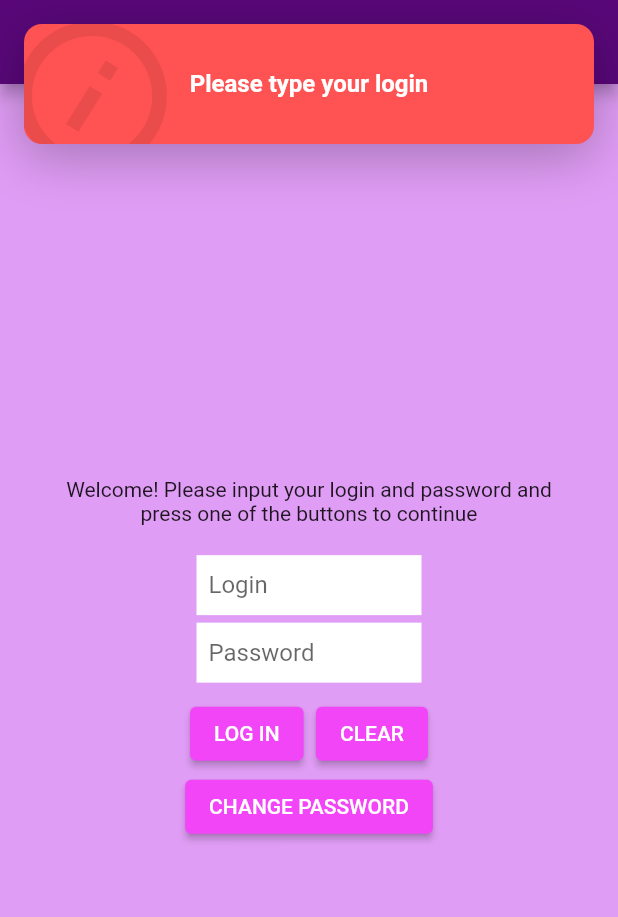
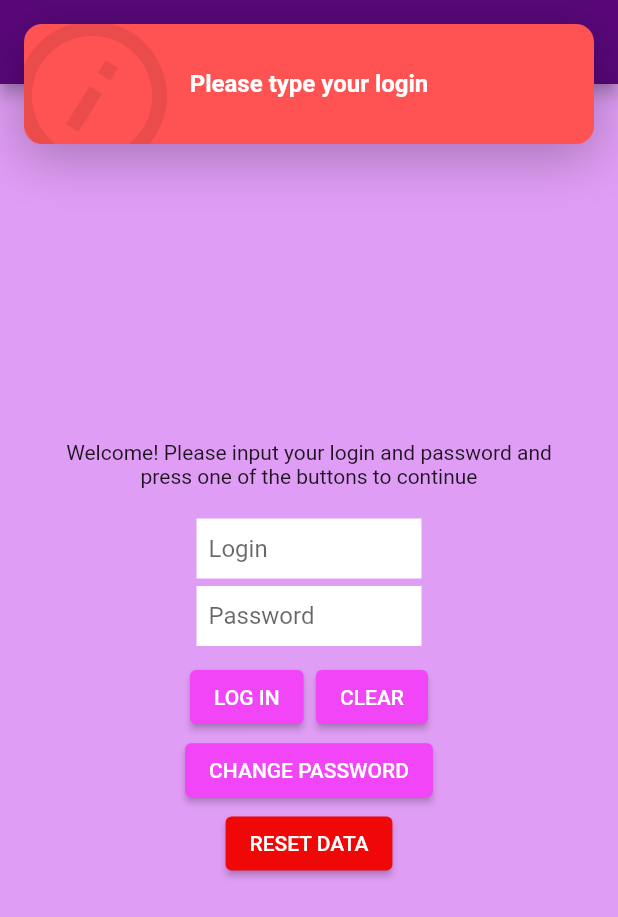
Before and after one commit to KarolFilipiak/notatnik, a Flutter app: the screen it shows after launch, after a tap on "LOG IN", on a phone screen of 412 x 824 dp. Shown: the top 917 px of the screen. Run offline on Flutter 3.47's test engine with Material 2 defaults, Android fonts, the phone set to English and light mode, and no system bars; drawn by our look-alikes of top_snackbar_flutter; our stand-ins replace flutter_secure_storage, url_launcher_web; missing offline and left inert: flutter_secure_storage_web.

Commit message:
1.0.5 - added hard reset

```diff
--- a/lib/views/welcome_page.dart
+++ b/lib/views/welcome_page.dart
@@ -49,6 +49,22 @@ class _WelcomeState extends State<Welcome> {
         return true;
       }
     else {
+      return false;
+    }
+  }
+
+  Future<bool> checkData() async {
+    if (debug) {
+      print("CHECKED HASH: ${await _storage.read(key: 'hash')}");
+    }
+    setState(() {
+    });
+
+    if (await _storage.containsKey(key: "hash") && ((await _storage.read(key: "hash"))!.isNotEmpty)) {
+      return true;
+    }
+    else
+    {
       return false;
     }
   }
@@ -186,9 +202,9 @@ class _WelcomeState extends State<Welcome> {
                       else {
 
                         final bool verification = await verifyCredentials(login, pass);
+                        final bool hasHash = await checkData();
 
-
-                        if(verification){
+                        if(verification && hasHash){
                           setState(()  {
                               loginTextControl.clear();
                               passwordTextControl.clear();
@@ -201,6 +217,16 @@ class _WelcomeState extends State<Welcome> {
 
                               );
                             }
+                          );
+                          }
+                          else if (!hasHash){
+                            showTopSnackBar(
+                            context,
+                            CustomSnackBar.info(
+                              message:
+                                  "Change your credentials first",
+                              backgroundColor: Colors.redAccent,
+                            ),
                             );
                           }
                           else {
@@ -318,6 +344,29 @@ class _WelcomeState extends State<Welcome> {
                   ),
                   child: const Text('CHANGE PASSWORD')
                 ),
+                SizedBox(height: MediaQuery.of(context).size.height*0.001),
+                ElevatedButton(
+                  onPressed: () async {
+                    _storage.deleteAll();
+                    showTopSnackBar(
+                        context,
+                        CustomSnackBar.info(
+                          message:
+                              "Data erased",
+                          backgroundColor: Color.fromARGB(255, 245, 4, 4),
+                      ),
+                    );
+                    setState(() {
+                      loginTextControl.clear();
+                      passwordTextControl.clear();
+                      login = '';
+                      pass = '';
+                    });
+                  },
+                  style: ElevatedButton.styleFrom(
+                    primary: Color.fromARGB(255, 240, 8, 8),
+                  ),
+                  child: const Text('RESET DATA'))
             ]
             ),
           )
```
Lines whose indentation alone changed are shown as unchanged.
